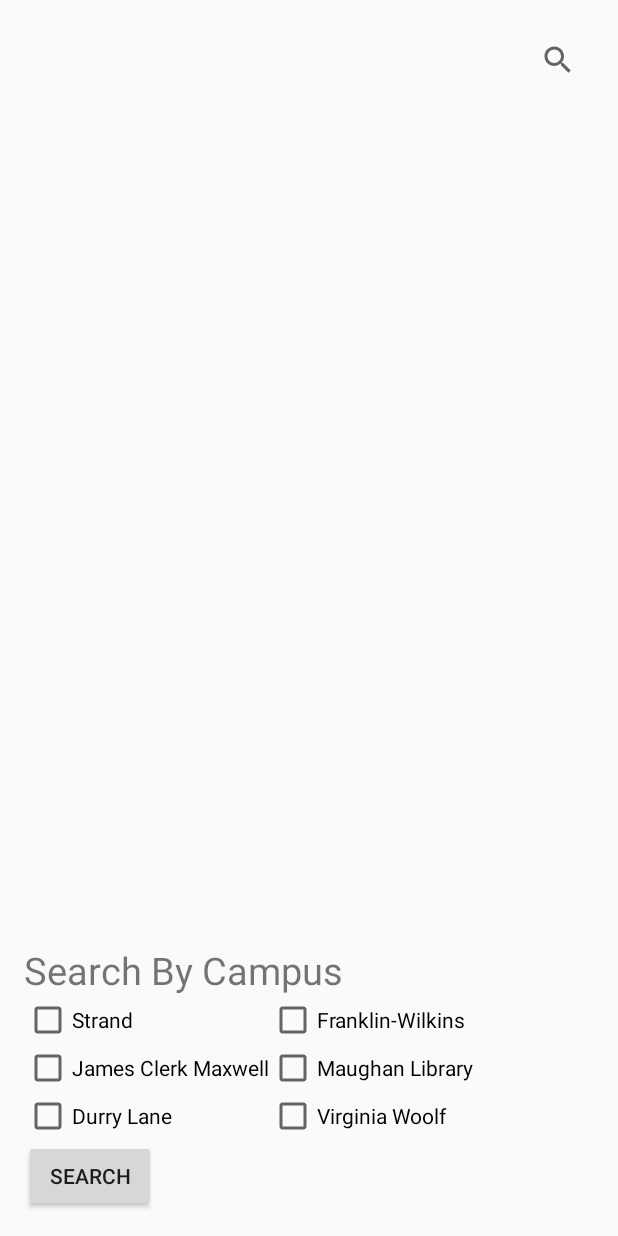
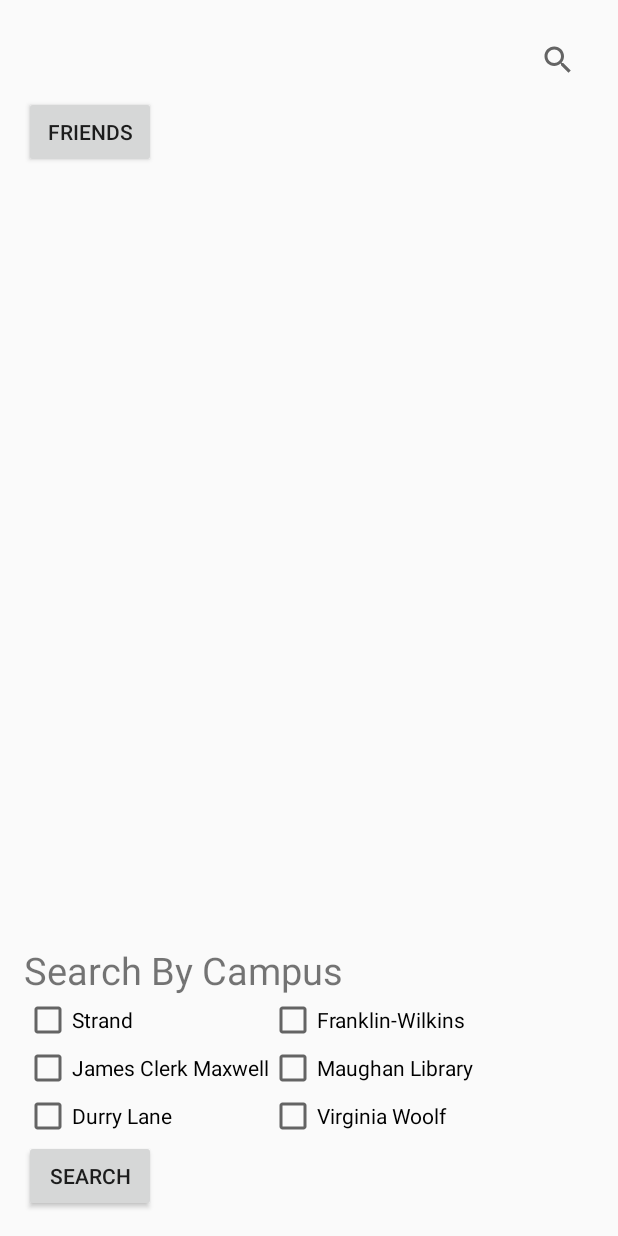
Before and after one commit to bau123/LanguageSwapApp, an Android app: the layout activity_app_act.xml on its own in the app's theme, with its tools: preview values and no code run, on a phone screen of 412 x 824 dp. Run offline under Robolectric (Android 15) with nearby library versions, the phone set to English and light mode, and no system bars; network calls fail.

Commit message:
added friends button

```diff
--- a/MyApplication/app/src/main/java/com/example/pc/run/App_act.java
+++ b/MyApplication/app/src/main/java/com/example/pc/run/App_act.java
@@ -132,6 +132,11 @@ public class App_act extends AppCompatActivity {
             intent.putExtra("key", "register");
             startService(intent);
         }
+    }
+
+    public void toFriends(View view){
+        Intent intent = new Intent(this, FriendsList_act.class);
+        startActivity(intent);
     }
 
     private void processParameters(Map<String, String> parameters){
--- a/MyApplication/app/src/main/java/com/example/pc/run/Gcm/MyGcmPushReceiver.java
+++ b/MyApplication/app/src/main/java/com/example/pc/run/Gcm/MyGcmPushReceiver.java
@@ -57,6 +57,7 @@ public class MyGcmPushReceiver extends GcmListenerService {
         switch (Integer.parseInt(flag)) {
             case Config.PUSH_TYPE_USER:
                 // push notification is specific to message from user
+                System.out.println("Push type is user");
                 processUserMessage(title, isBackground, data);
                 break;
             case Config.PUSH_TYPE_FRIEND:
@@ -122,9 +123,10 @@ public class MyGcmPushReceiver extends GcmListenerService {
                 message.setDateCreated(datObj.getString("created_at"));
                 message.setName(datObj.getString("user_name"));
 
+                System.out.println("collected and created user message");
                 // verifying whether the app is in background or foreground
                 if (!NotificationUtils.isAppIsInBackground(getApplicationContext())) {
-
+                    System.out.println("User message is sent to chat ");
                     // app is in foreground, broadcast the push message
                     Intent pushNotification = new Intent(Config.PUSH_NOTIFICATION);
                     pushNotification.putExtra("type", Config.PUSH_TYPE_USER);
--- a/MyApplication/app/src/main/java/com/example/pc/run/Gcm/RegistrationIntentService.java
+++ b/MyApplication/app/src/main/java/com/example/pc/run/Gcm/RegistrationIntentService.java
@@ -33,11 +33,6 @@ public class RegistrationIntentService extends IntentService {
     public RegistrationIntentService() {
         super(TAG);
     }
-
-    public static final String KEY = "key";
-    public static final String TOPIC = "topic";
-    public static final String SUBSCRIBE = "subscribe";
-    public static final String UNSUBSCRIBE = "unsubscribe";
 
     @Override
     // Register with gcm and obtain gcm reg id
--- a/MyApplication/app/src/main/res/layout/activity_app_act.xml
+++ b/MyApplication/app/src/main/res/layout/activity_app_act.xml
@@ -14,6 +14,12 @@
         android:layout_height="wrap_content"
         android:id="@+id/searchView"
         android:layout_gravity="right" />
+
+    <Button
+        android:layout_width="wrap_content"
+        android:layout_height="wrap_content"
+        android:onClick="toFriends"
+        android:text="Friends" />
 
     <android.support.v4.view.ViewPager
         android:id="@+id/viewPager"
```
